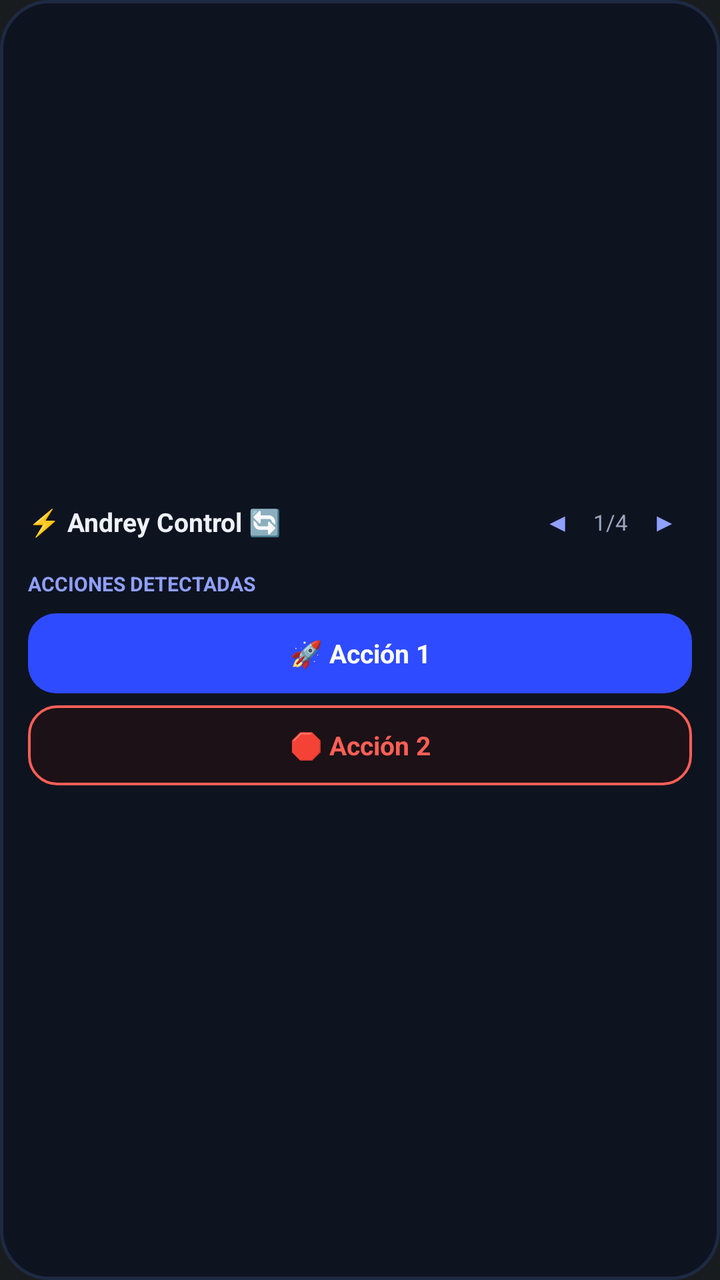
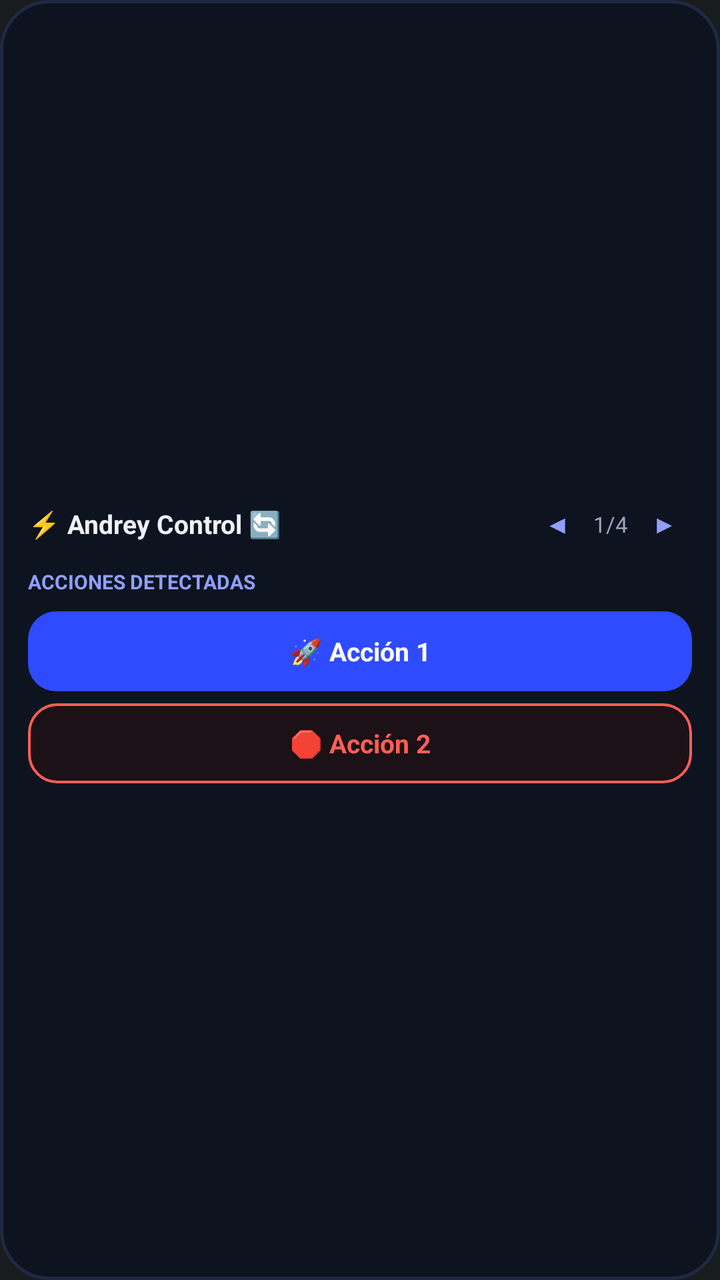

Screens rendered from an Android XML layout before and after an edit, with the pre-edit source and the edit as a unified diff.
<!-- AndroidManifest.xml: application theme android:Theme.DeviceDefault.NoActionBar -->
<!-- res/layout/widget_layout.xml -->
<?xml version="1.0" encoding="utf-8"?>
<LinearLayout xmlns:android="http://schemas.android.com/apk/res/android"
    android:layout_width="match_parent"
    android:layout_height="match_parent"
    android:background="@drawable/widget_bg"
    android:gravity="center"
    android:orientation="vertical"
    android:padding="14dp">

    
    <LinearLayout
        android:layout_width="match_parent"
        android:layout_height="wrap_content"
        android:gravity="center_vertical"
        android:orientation="horizontal"
        android:layout_marginBottom="10dp">

        <TextView
            android:id="@+id/txt_title"
            android:layout_width="0dp"
            android:layout_height="wrap_content"
            android:layout_weight="1"
            android:text="⚡ Andrey Control 🔄"
            android:textColor="#EEF1F8"
            android:textSize="13sp"
            android:textStyle="bold" />

        
        <TextView
            android:id="@+id/btn_prev"
            android:layout_width="28dp"
            android:layout_height="28dp"
            android:gravity="center"
            android:text="◀"
            android:textColor="#8FA0FF"
            android:textSize="12sp"
            android:textStyle="bold" />

        
        <TextView
            android:id="@+id/txt_page_indicator"
            android:layout_width="wrap_content"
            android:layout_height="wrap_content"
            android:paddingStart="4dp"
            android:paddingEnd="4dp"
            android:text="1/4"
            android:textColor="#9AA5BD"
            android:textSize="11sp" />

        
        <TextView
            android:id="@+id/btn_next"
            android:layout_width="28dp"
            android:layout_height="28dp"
            android:gravity="center"
            android:text="▶"
            android:textColor="#8FA0FF"
            android:textSize="12sp"
            android:textStyle="bold" />
    </LinearLayout>

    
    <TextView
        android:id="@+id/txt_category"
        android:layout_width="match_parent"
        android:layout_height="wrap_content"
        android:text="ACCIONES DETECTADAS"
        android:textColor="#8FA0FF"
        android:textSize="10sp"
        android:textStyle="bold"
        android:layout_marginBottom="8dp" />

    
    <TextView
        android:id="@+id/btn_action_1"
        android:layout_width="match_parent"
        android:layout_height="40dp"
        android:layout_marginBottom="6dp"
        android:background="@drawable/btn_start_bg"
        android:gravity="center"
        android:text="🚀 Acción 1"
        android:textColor="#FFFFFF"
        android:textSize="13sp"
        android:textStyle="bold" />

    
    <TextView
        android:id="@+id/btn_action_2"
        android:layout_width="match_parent"
        android:layout_height="40dp"
        android:background="@drawable/btn_stop_bg"
        android:gravity="center"
        android:text="🛑 Acción 2"
        android:textColor="#FF5F56"
        android:textSize="13sp"
        android:textStyle="bold" />

</LinearLayout>
<!-- resources referenced by this layout -->
<resources>
  <!-- drawable btn_start_bg (drawable) -->
  <?xml version="1.0" encoding="utf-8"?>
  <shape xmlns:android="http://schemas.android.com/apk/res/android"
      android:shape="rectangle">
      <solid android:color="#2f4bff" />
      <corners android:radius="14dp" />
  </shape>
  <!-- drawable btn_stop_bg (drawable) -->
  <?xml version="1.0" encoding="utf-8"?>
  <shape xmlns:android="http://schemas.android.com/apk/res/android"
      android:shape="rectangle">
      <solid android:color="#1c1117" />
      <corners android:radius="14dp" />
      <stroke android:width="1.2dp" android:color="#ff5f56" />
  </shape>
  <!-- drawable widget_bg (drawable) -->
  <?xml version="1.0" encoding="utf-8"?>
  <shape xmlns:android="http://schemas.android.com/apk/res/android"
      android:shape="rectangle">
      <solid android:color="#0e1320" />
      <corners android:radius="24dp" />
      <stroke android:width="1.5dp" android:color="#1e2942" />
  </shape>
</resources>

<!-- the commit's change to res/layout/widget_layout.xml (unified diff, before → after) -->
@@ -13,7 +13,7 @@
         android:layout_height="wrap_content"
         android:gravity="center_vertical"
         android:orientation="horizontal"
-        android:layout_marginBottom="10dp">
+        android:layout_marginBottom="8dp">
 
         <TextView
             android:id="@+id/txt_title"
@@ -60,15 +60,33 @@
     </LinearLayout>
 
     
-    <TextView
-        android:id="@+id/txt_category"
+    <LinearLayout
         android:layout_width="match_parent"
         android:layout_height="wrap_content"
-        android:text="ACCIONES DETECTADAS"
-        android:textColor="#8FA0FF"
-        android:textSize="10sp"
-        android:textStyle="bold"
-        android:layout_marginBottom="8dp" />
+        android:gravity="center_vertical"
+        android:orientation="horizontal"
+        android:layout_marginBottom="8dp">
+
+        <TextView
+            android:id="@+id/txt_category"
+            android:layout_width="0dp"
+            android:layout_height="wrap_content"
+            android:layout_weight="1"
+            android:text="ACCIONES DETECTADAS"
+            android:textColor="#8FA0FF"
+            android:textSize="10sp"
+            android:textStyle="bold" />
+
+        <TextView
+            android:id="@+id/txt_status"
+            android:layout_width="wrap_content"
+            android:layout_height="wrap_content"
+            android:text="🟢 Activo"
+            android:textColor="#10B981"
+            android:textSize="10sp"
+            android:textStyle="bold"
+            android:visibility="gone" />
+    </LinearLayout>
 
     
     <TextView
